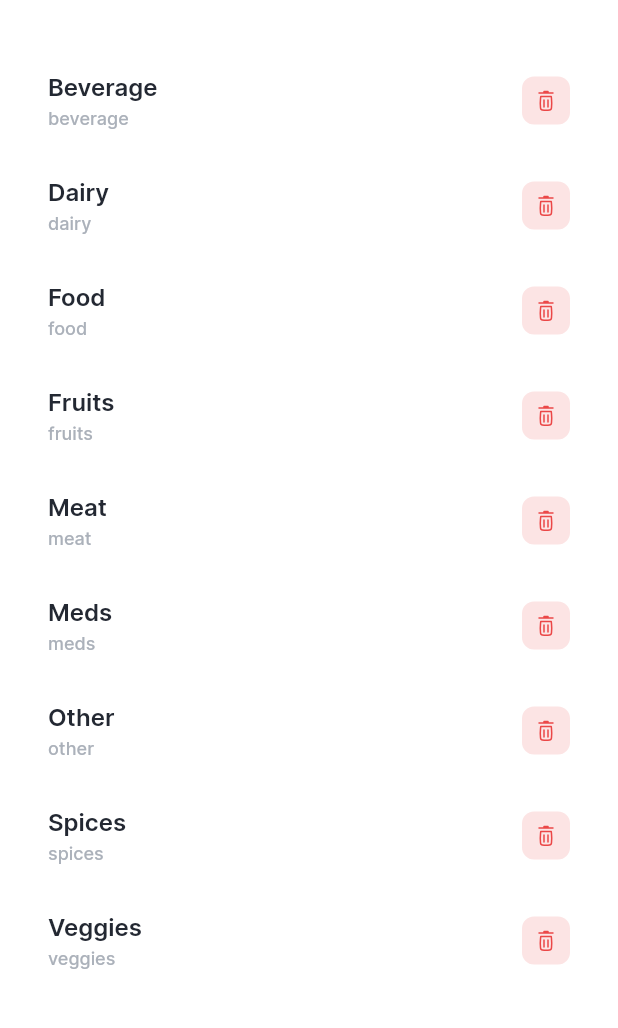
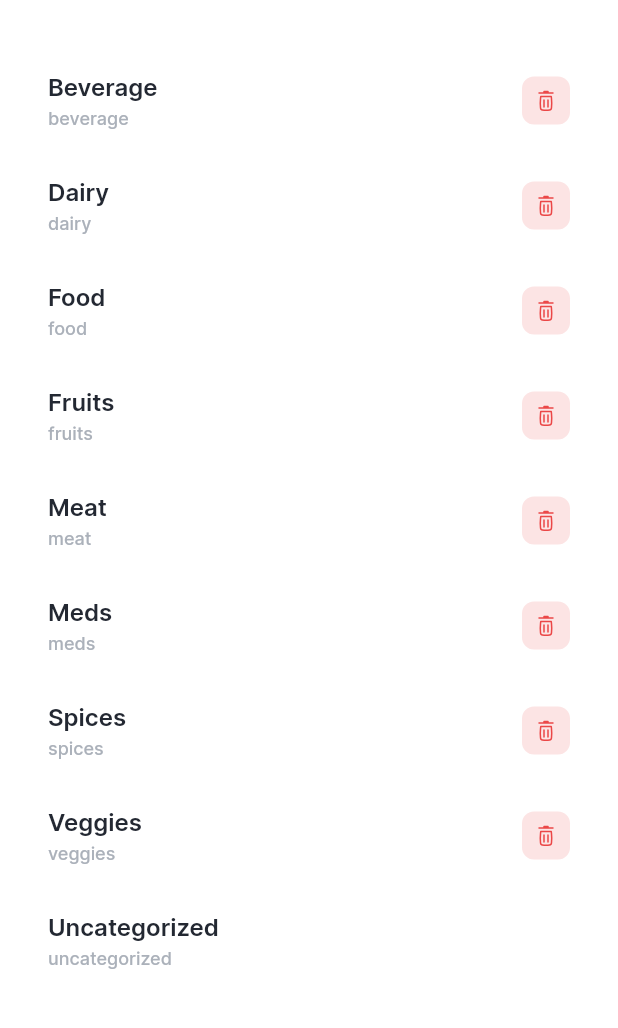
Before and after one commit to homindolentrahar/expireance, a Flutter app: the CategoryScreen screen opened by its route, in the side drawer, after a tap on "Category", on a phone screen of 412 x 824 dp, the part 60-1088 px from its top. Run offline on Flutter 3.47's test engine with Material 2 defaults, Android fonts, the phone set to English and light mode, and no system bars; our stand-ins replace auto_route, dartz, dotted_decoration, flash, flutter_bloc, flutter_form_builder and 14 more; missing offline and left inert: workmanager; accounts and stored records are empty; generated files the repository leaves out were written again; statements that could not run were skipped.

Commit message:
Changing expire item as uncategorized when related category deleted

```diff
--- a/lib/di/app_module.dart
+++ b/lib/di/app_module.dart
@@ -78,13 +78,15 @@ class AppModule {
         "Veggies",
         "Fruits",
         "Meds",
-        "Other"
+        "Uncategorized"
       ]
-          .map((name) => CategoryModel(
-                id: "category_${const Uuid().v4()}",
-                slug: AppUtils.createSlug(name),
-                name: name,
-              ))
+          .map(
+            (name) => CategoryModel(
+              id: "category_${const Uuid().v4()}",
+              slug: AppUtils.createSlug(name),
+              name: name,
+            ),
+          )
           .toList();
 
       injector
--- a/lib/features/expire_items/domain/repositories/i_expire_repository.dart
+++ b/lib/features/expire_items/domain/repositories/i_expire_repository.dart
@@ -1,5 +1,6 @@
 import 'package:dartz/dartz.dart';
 import 'package:expireance/common/error/app_error.dart';
+import 'package:expireance/features/expire_items/domain/models/category_model.dart';
 import 'package:expireance/features/expire_items/domain/models/expire_item_model.dart';
 
 abstract class IExpireRepository {
@@ -26,6 +27,11 @@ abstract class IExpireRepository {
     required ExpireItemModel model,
   });
 
+  Future<Either<AppError, Unit>> updateUncategorizedExpireItem({
+    required String categoryId,
+    required CategoryModel uncategorizedCategory,
+  });
+
   Future<Either<AppError, Unit>> deleteExpireItem({
     required String id,
   });
--- a/lib/features/expire_items/presentation/application/category_actor.dart
+++ b/lib/features/expire_items/presentation/application/category_actor.dart
@@ -1,5 +1,6 @@
 import 'package:expireance/features/expire_items/domain/models/category_model.dart';
 import 'package:expireance/features/expire_items/domain/repositories/i_category_repository.dart';
+import 'package:expireance/features/expire_items/domain/repositories/i_expire_repository.dart';
 import 'package:flutter_bloc/flutter_bloc.dart';
 import 'package:freezed_annotation/freezed_annotation.dart';
 
@@ -7,9 +8,12 @@ part 'category_actor.freezed.dart';
 
 class CategoryActor extends Cubit<CategoryActorState> {
   final ICategoryRepository _categoryRepository;
+  final IExpireRepository _expireRepository;
 
-  CategoryActor(this._categoryRepository)
-      : super(const CategoryActorState.initial());
+  CategoryActor(
+    this._categoryRepository,
+    this._expireRepository,
+  ) : super(const CategoryActorState.initial());
 
   Future<void> addCategory(CategoryModel model) async {
     emit(const CategoryActorState.loading());
@@ -47,8 +51,22 @@ class CategoryActor extends Cubit<CategoryActorState> {
     emit(
       result.fold(
         (error) => CategoryActorState.error(error.message),
-        (_) =>
-            const CategoryActorState.success("Category deleted successfully!"),
+        (_) {
+          // Updating expire items with deleted category
+          final uncategorizedCategory = _categoryRepository
+              .fetchAllCategory()
+              .getOrElse(() => [])
+              .where((item) => item.slug == "uncategorized")
+              .first;
+          _expireRepository.updateUncategorizedExpireItem(
+            categoryId: id,
+            uncategorizedCategory: uncategorizedCategory,
+          );
+
+          return const CategoryActorState.success(
+            "Category deleted successfully!",
+          );
+        },
       ),
     );
   }
--- a/lib/features/expire_items/presentation/application/category_watcher.dart
+++ b/lib/features/expire_items/presentation/application/category_watcher.dart
@@ -14,19 +14,21 @@ class CategoryWatcher extends Cubit<List<CategoryModel>> {
   Future<void> listenCategories() async {
     await categoriesSubscription?.cancel();
     categoriesSubscription = _categoryRepository.listenAllCategory().listen(
-          (either) => either.fold(
-            (error) {
-              log("Error: ${error.message}");
+          (either) => either.fold((error) {
+            log("Error: ${error.message}");
 
-              return emit([]);
-            },
-            (success) => emit(
-              success
-                ..sort(
-                  (a, b) => a.name.compareTo(b.name),
-                ),
-            ),
-          ),
+            return emit([]);
+          }, (success) {
+            final uncategorized =
+                success.firstWhere((item) => item.slug == "uncategorized");
+
+            final sorted = success
+              ..sort((a, b) => a.name.compareTo(b.name))
+              ..remove(uncategorized)
+              ..add(uncategorized);
+
+            emit(sorted);
+          }),
         );
   }
 
--- a/lib/features/expire_items/presentation/screens/filtered_expire_screen.dart
+++ b/lib/features/expire_items/presentation/screens/filtered_expire_screen.dart
@@ -68,7 +68,7 @@ class FilteredExpireScreen extends StatelessWidget {
                   padding: const EdgeInsets.all(16),
                   child: Column(
                     mainAxisAlignment: MainAxisAlignment.start,
-                    crossAxisAlignment: CrossAxisAlignment.center,
+                    crossAxisAlignment: CrossAxisAlignment.start,
                     children: [
                       SingleChildScrollView(
                         physics: const BouncingScrollPhysics(),
--- a/lib/features/expire_items/presentation/widgets/category_forms.dart
+++ b/lib/features/expire_items/presentation/widgets/category_forms.dart
@@ -160,8 +160,7 @@ class _UpdateCategoryFormState extends State<UpdateCategoryForm> {
         ..populateInitialData(
           _singleWatcher.state!,
         ),
-      child: Builder(builder: (builderCtx) {
-        return BlocBuilder<CategoryFormController, CategoryFormState>(
+      child: BlocBuilder<CategoryFormController, CategoryFormState>(
         builder: (formCtx, state) => FormBuilder(
           key: _formKey,
           autovalidateMode: state.runValidation
@@ -210,8 +209,7 @@ class _UpdateCategoryFormState extends State<UpdateCategoryForm> {
             ),
           ),
         ),
-        );
-      }),
+      ),
     );
   }
 }
--- a/lib/features/expire_items/presentation/widgets/category_items.dart
+++ b/lib/features/expire_items/presentation/widgets/category_items.dart
@@ -16,10 +16,12 @@ class CategoryItemList extends StatelessWidget {
 
   @override
   Widget build(BuildContext context) {
+    final immutable = model.slug == "uncategorized";
+
     return Material(
       color: Colors.transparent,
       child: InkWell(
-        onTap: onTap,
+        onTap: immutable ? null : onTap,
         splashColor: AppColor.light,
         child: Padding(
           padding: const EdgeInsets.all(16),
@@ -48,7 +50,9 @@ class CategoryItemList extends StatelessWidget {
                 ),
               ),
               const SizedBox(width: 16),
-              DeleteButton(
+              immutable
+                  ? const SizedBox.shrink()
+                  : DeleteButton(
                       onPressed: () {
                         showDialog(
                           context: context,
@@ -58,7 +62,9 @@ class CategoryItemList extends StatelessWidget {
                                 "After this action, you'll not be able to use ${model.name} as your item's category",
                             onPositive: () {
                               //  Delete category
-                        context.read<CategoryActor>().deleteCategory(model.id);
+                              context
+                                  .read<CategoryActor>()
+                                  .deleteCategory(model.id);
 
                               context.router.pop();
                             },
--- a/lib/features/expire_items/presentation/widgets/expire_body.dart
+++ b/lib/features/expire_items/presentation/widgets/expire_body.dart
@@ -9,7 +9,9 @@ class ExpireItemEmpty extends StatelessWidget {
 
   @override
   Widget build(BuildContext context) {
-    return Column(
+    return SizedBox(
+      width: MediaQuery.of(context).size.width,
+      child: Column(
         mainAxisAlignment: MainAxisAlignment.center,
         crossAxisAlignment: CrossAxisAlignment.center,
         children: [
@@ -29,6 +31,7 @@ class ExpireItemEmpty extends StatelessWidget {
             ),
           ),
         ],
+      ),
     );
   }
 }
```
Also changed, not shown: lib/features/expire_items/data/local/expire_item_entity.dart (+18 -0 lines), lib/features/expire_items/data/repositories/expire_repository.dart (+40 -0 lines), lib/features/expire_items/presentation/screens/category_screen.dart (+9 -8 lines), lib/features/expire_items/presentation/widgets/expire_category.dart (+34 -10 lines), lib/main.dart (+5 -2 lines). Lines whose indentation alone changed are shown as unchanged.
